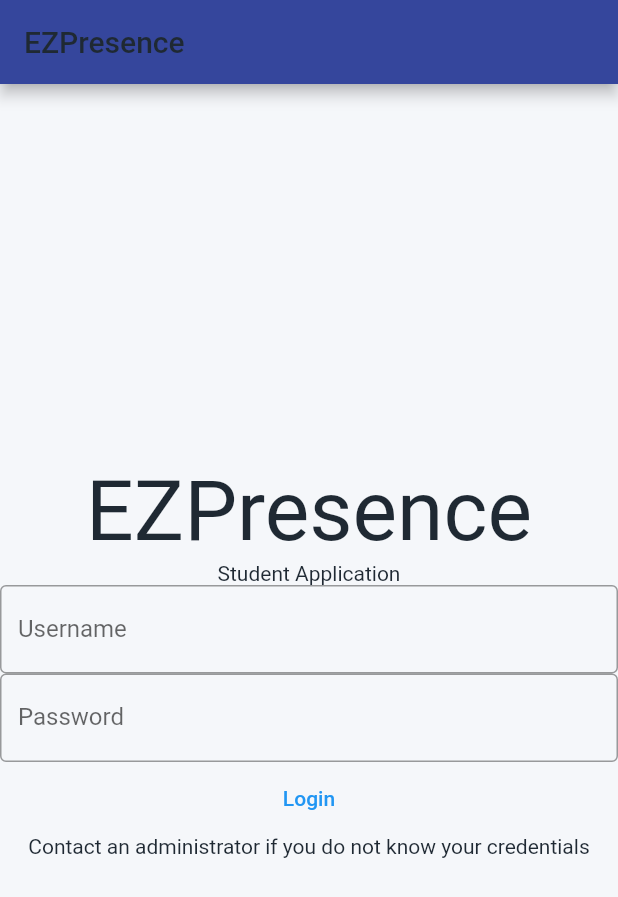
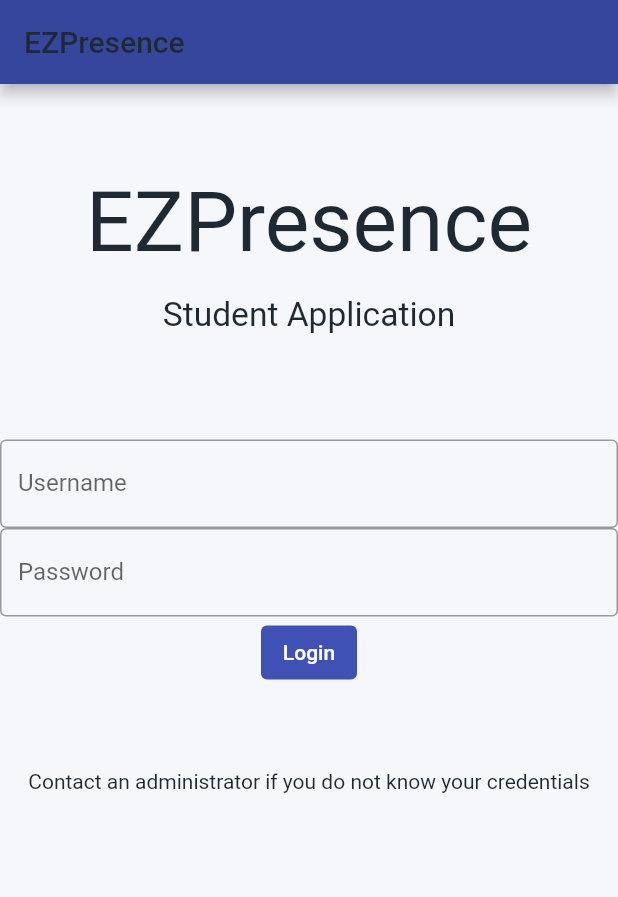
Before and after one commit to omarnassif98/EZ-Presence, a Flutter app: the screen it shows after launch, on a phone screen of 412 x 824 dp. Shown: the top 897 px of the screen. Run offline on Flutter 3.47's test engine with Material 2 defaults, Android fonts, the phone set to English and light mode, and no system bars; our stand-ins replace cloud_firestore, firebase_auth, firebase_core, firebase_database; missing offline and left inert: qr_code_scanner; accounts and stored records are empty.

Commit message:
Styled login page, added spacing, changed font sizes, fixed flutter simulator overflow error

```diff
--- a/ezpresence_mobile/lib/main.dart
+++ b/ezpresence_mobile/lib/main.dart
@@ -94,6 +94,7 @@ class _MyHomePageState extends State<MyHomePage> {
     // fast, so that you can just rebuild anything that needs updating rather
     // than having to individually change instances of widgets.
     return Scaffold(
+      resizeToAvoidBottomInset: false, //this fixes a simulator error saying the keyboard overflows the pixels, shouldn't have any other negative side effects
       appBar: AppBar(
         // Here we take the value from the MyHomePage object that was created by
         // the App.build method, and use it to set our appbar title.
@@ -117,16 +118,24 @@ class _MyHomePageState extends State<MyHomePage> {
           // center the children vertically; the main axis here is the vertical
           // axis because Columns are vertical (the cross axis would be
           // horizontal).
-          mainAxisAlignment: MainAxisAlignment.center,
+          mainAxisAlignment: MainAxisAlignment.start,
           children: <Widget>[
             Text(
               'EZPresence',
               textAlign: TextAlign.center,
               textScaleFactor: 4.0,
+              style: TextStyle(
+                height: 2.5
+              )
             ),
             Text(
               'Student Application',
+              textScaleFactor: 1.6,
+              style: TextStyle(
+                height: 1.2 //This increases the amount of space between "EZPresence" and "Student Application"
+              )
             ),
+            SizedBox(height: 70), //This adds a space between the "Student Application" text and the "Username" textfield
             TextField(
               obscureText: false,
               decoration: InputDecoration(
@@ -136,6 +145,9 @@ class _MyHomePageState extends State<MyHomePage> {
               onChanged: (String value) {
                 email = value;
               },
+              // style: TextStyle(
+              //   height: 2.0,
+              // )
             ),
             TextField(
               obscureText: true,
@@ -149,13 +161,18 @@ class _MyHomePageState extends State<MyHomePage> {
             ),
             TextButton(
               style: ButtonStyle(
-                foregroundColor: MaterialStateProperty.all<Color>(Colors.blue),
+                foregroundColor: MaterialStateProperty.all<Color>(Colors.white),
+                backgroundColor: MaterialStateProperty.all<Color>(Colors.indigo),
               ),
               onPressed: login,
               child: Text('Login'),
             ),
             Text(
               'Contact an administrator if you do not know your credentials',
+              //textScaleFactor: 1.3,
+              style: TextStyle(
+                height: 6.0
+              )
             ),
           ],
         ),
```
